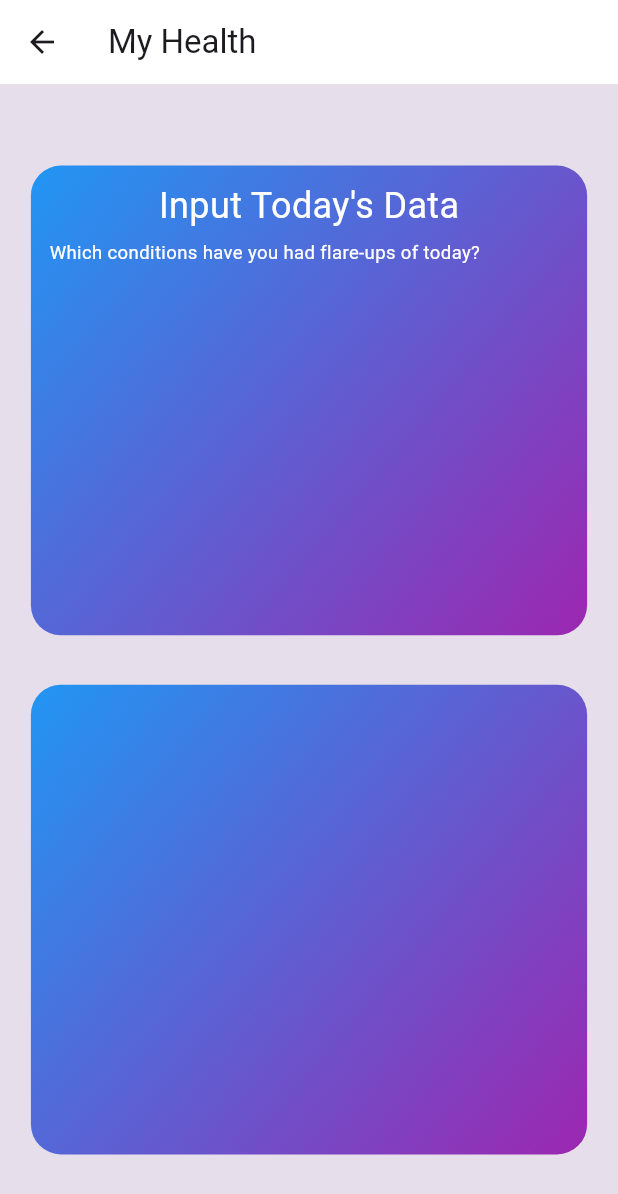
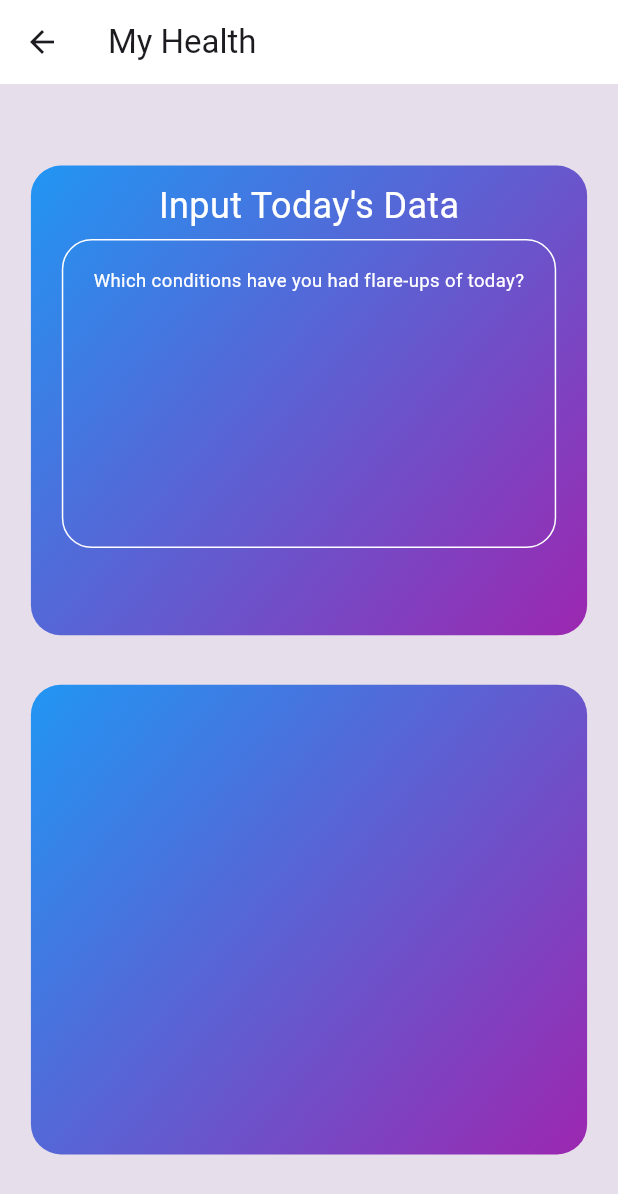
Before and after one commit to Skylar1245/Hack-Ohio-12, a Flutter app: the UserInput screen opened directly, on a phone screen of 412 x 824 dp. Shown: the top 1194 px of the screen. Run offline on Flutter 3.47's test engine with Material 3 defaults, Android fonts, the phone set to English and light mode, and no system bars; our stand-ins replace geolocator, shared_preferences, weather; accounts and stored records are empty; statements that could not run were skipped.

Commit message:
user input screen + box + centered text

```diff
--- a/lib/UI Files/UserInput.dart
+++ b/lib/UI Files/UserInput.dart
@@ -35,19 +35,27 @@ class _SkeletonState extends State<UserInput> {
                 child: Column(
                   children: [
                     Divider(height: 10, color: Colors.transparent),
-                    Text("Input Today's Data", style: TextStyle(
-                              color: Global.textColor(), fontSize: 24)),
-                              Divider(height: 5, color: Colors.transparent),
-                              Align(
-                          alignment: Alignment.topLeft,
-                          child: Row(children: [
-                            VerticalDivider(width: Global.getWidthByPercentage(context, 3)),
-                            Text("Which conditions have you had flare-ups of today?",
+                    Text("Input Today's Data",
+                        style:
+                            TextStyle(color: Global.textColor(), fontSize: 24)),
+                    Divider(height: 5, color: Colors.transparent),
+                    Align(
+                        alignment: Alignment.center,
+                        child: Container(
+                            width: Global.getWidthByPercentage(context, 80),
+                            height: Global.getHeightByPercentage(context, 25),
+                            decoration: BoxDecoration(
+                              borderRadius: BorderRadius.circular(20),
+                              border: Border.all(color: Global.textColor()),
+                            ),
+                            child: Text(
+                                "\nWhich conditions have you had flare-ups of today?",
                                 style: TextStyle(
-                                  fontSize: Global.getWidthByPercentage(context, 3),
+
+                                  fontSize:
+                                      Global.getWidthByPercentage(context, 3),
                                   color: Global.textColor(),
-                                ))
-                          ]))
+                                ), textAlign: TextAlign.center,))),
                   ],
                 )),
             Global.divider(context),
```
